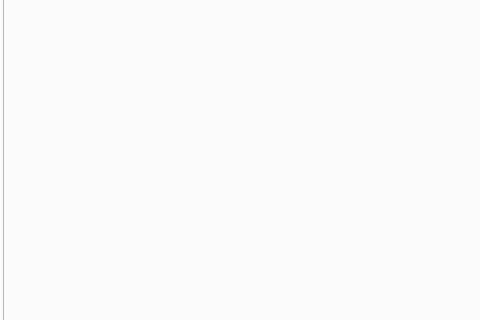
211250243/app, file ui/main.ui: the form before one commit; both pictures show x 261 to 741 and y 160 to 480 of the 1007 by 694 pixel window.
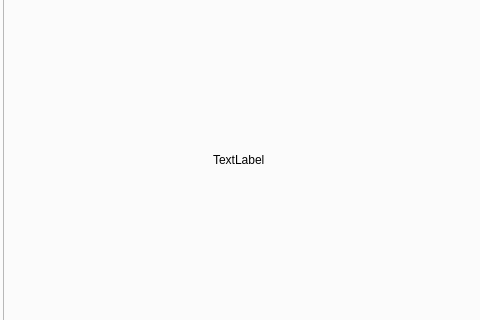
The form after the commit. The open tabs and pages were chosen to show the change. Icons and pictures are not drawn.

```diff
--- a/ui/main.ui
+++ b/ui/main.ui
@@ -1208,6 +1208,19 @@
          <property name="frameShadow">
           <enum>QFrame::Shadow::Raised</enum>
          </property>
+         <widget class="QLabel" name="resultLabel">
+          <property name="geometry">
+           <rect>
+            <x>210</x>
+            <y>210</y>
+            <width>54</width>
+            <height>16</height>
+           </rect>
+          </property>
+          <property name="text">
+           <string>TextLabel</string>
+          </property>
+         </widget>
         </widget>
        </item>
        <item>
```
Left out of the diff: 6 changed lines with no effect on the pictures.
